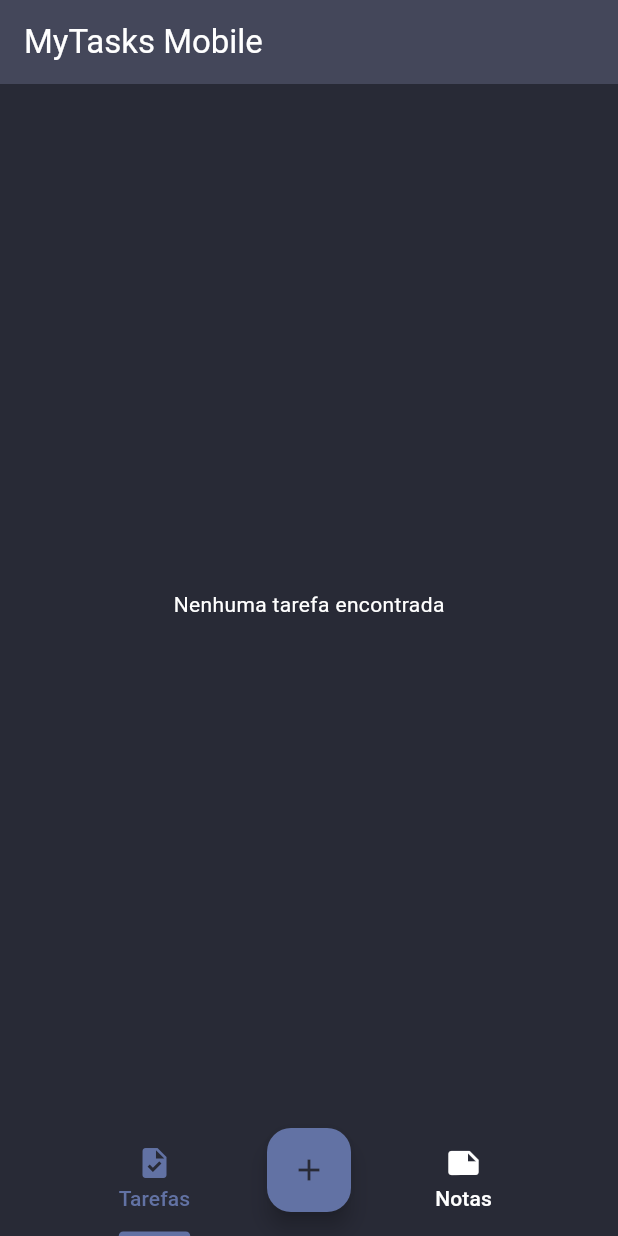
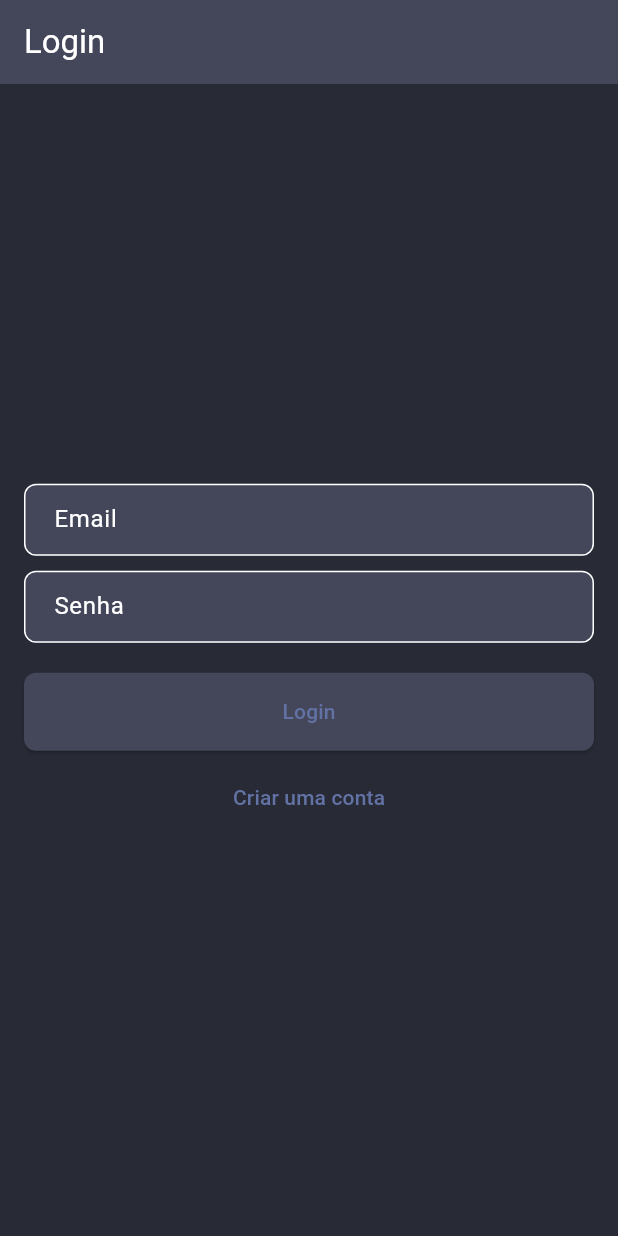
Before and after one commit to Gabriel1011/MyTasks, a Flutter app: the screen it shows after launch, on a phone screen of 412 x 824 dp. Run offline on Flutter 3.47's test engine with Material 3 defaults, Android fonts, the phone set to English and light mode, and no system bars; our stand-ins replace cloud_firestore, firebase_auth, firebase_core, shared_preferences; missing offline and left inert: system_tray, window_manager; accounts and stored records are empty; generated files the repository leaves out were written again.

Commit message:
Feature: Implementação do login com Firebase
- Integração completa do login e logout com Firebase
- Armazenamento do userId do Firebase em preferências compartilhadas
- Verificação da autenticação do usuário utilizando o userId armazenado

```diff
--- a/lib/main.dart
+++ b/lib/main.dart
@@ -1,13 +1,18 @@
 import 'package:flutter/material.dart';
 import 'package:my_tasks_app/desktop_app/screens/home_screen_desktop.dart';
 import 'package:my_tasks_app/mobile_app/screens/home_screen_mobile.dart';
+import 'package:my_tasks_app/shared/screems/auth_screen.dart';
+import 'package:my_tasks_app/shared/services/auth_service.dart';
 import 'package:my_tasks_app/shared/services/platform_service.dart';
+import 'package:my_tasks_app/shared/themes/dracula_theme.dart';
+import 'package:my_tasks_app/shared/utils/shared_preferences_service.dart';
 import '../shared/services/firebase_service.dart';
 
 void main() async {
   WidgetsFlutterBinding.ensureInitialized();
   await FirebaseService.initialize();
   await PlatformService.initialize();
+  await SharedPreferencesService.init();
   runApp(const MyApp());
 }
 
@@ -15,29 +20,17 @@ class MyApp extends StatelessWidget {
   const MyApp({super.key});
 
   @override
-  Widget build(BuildContext context) {
+  build(BuildContext context) {
     return MaterialApp(
       title: 'MyTasks Desktop',
-      theme: ThemeData(
-        brightness: Brightness.dark,
-        primaryColor: const Color(0xFF6272A4),
-        scaffoldBackgroundColor: const Color(0xFF282A36),
-        appBarTheme: const AppBarTheme(
-          backgroundColor: Color(0xFF44475A),
-        ),
-        floatingActionButtonTheme: const FloatingActionButtonThemeData(
-          foregroundColor: Color(0xFF282A36),
-        ),
-        colorScheme: const ColorScheme.dark(
-          primary: Color(0xFF6272A4),
-          secondary: Color(0xFFFF79C6),
-          surface: Color(0xFF44475A),
-          error: Color(0xFFFF5555),
-        ),
-      ),
-      home: PlatformService.isDesktop
-          ? const HomeScreenDesktop()
-          : const HomeScreenMobile(),
+      theme: DRACULA_THEME,
+      initialRoute: AuthService().isAuthenticated() ? '/home' : '/auth',
+      routes: {
+        '/auth': (context) => const AuthScreen(),
+        '/home': (context) => PlatformService.isDesktop
+            ? const HomeScreenDesktop()
+            : const HomeScreenMobile(),
+      },
     );
   }
 }
--- /dev/null
+++ b/lib/shared/screems/auth_screen.dart
@@ -0,0 +1,94 @@
+import 'package:flutter/material.dart';
+import 'package:firebase_auth/firebase_auth.dart';
+import 'package:my_tasks_app/shared/services/auth_service.dart';
+import 'package:my_tasks_app/shared/services/platform_service.dart';
+import 'package:window_manager/window_manager.dart';
+
+class AuthScreen extends StatefulWidget {
+  const AuthScreen({super.key});
+
+  @override
+  AuthScreenState createState() => AuthScreenState();
+}
+
+class AuthScreenState extends State<AuthScreen> {
+  final AuthService _auth = AuthService();
+  final TextEditingController _emailController = TextEditingController();
+  final TextEditingController _passwordController = TextEditingController();
+  bool _isLogin = true;
+
+  Future<void> _submitForm() async {
+    try {
+      var function = _isLogin ? _auth.loginUsuario : _auth.createUser;
+      await function(
+        _emailController.text,
+        _passwordController.text,
+      );
+
+      Navigator.of(context).pushReplacementNamed('/home');
+    } catch (e) {
+      showDialog(
+          context: context,
+          builder: (context) {
+            return AlertDialog(
+              title: Text('Erro'),
+              content: Text('Erro ao realizar o login ou cadastro.'),
+              actions: [
+                TextButton(
+                  onPressed: () => Navigator.of(context).pop(),
+                  child: Text('OK'),
+                ),
+              ],
+            );
+          });
+    }
+  }
+
+  @override
+  Widget build(BuildContext context) {
+    return Scaffold(
+      appBar: PreferredSize(
+        preferredSize: Size.fromHeight(56),
+        child: GestureDetector(
+          onPanStart: (_) =>
+              PlatformService.isDesktop ? windowManager.startDragging() : () {},
+          child: AppBar(
+            title: Text(_isLogin ? 'Login' : 'Cadastro'),
+          ),
+        ),
+      ),
+      body: Padding(
+        padding: EdgeInsets.all(16.0),
+        child: Column(
+          mainAxisAlignment: MainAxisAlignment.center,
+          children: [
+            TextField(
+              controller: _emailController,
+              decoration: InputDecoration(labelText: 'Email'),
+            ),
+            SizedBox(height: 10),
+            TextField(
+              controller: _passwordController,
+              decoration: InputDecoration(labelText: 'Senha'),
+              obscureText: true,
+            ),
+            SizedBox(height: 20),
+            ElevatedButton(
+              onPressed: _submitForm,
+              child: Text(_isLogin ? 'Login' : 'Cadastrar'),
+            ),
+            SizedBox(height: 5),
+            TextButton(
+              onPressed: () {
+                setState(() {
+                  _isLogin = !_isLogin;
+                });
+              },
+              child: Text(_isLogin ? 'Criar uma conta' : 'Já tenho uma conta'),
+            ),
+          ],
+        ),
+      ),
+    );
+  }
+}
--- /dev/null
+++ b/lib/shared/services/auth_service.dart
@@ -0,0 +1,35 @@
+import 'package:firebase_auth/firebase_auth.dart';
+import 'package:my_tasks_app/shared/utils/shared_preferences_service.dart';
+
+class AuthService {
+  final FirebaseAuth _auth = FirebaseAuth.instance;
+
+  Future<UserCredential> createUser(String email, String senha) async {
+    return await _auth.createUserWithEmailAndPassword(
+      email: email,
+      password: senha,
+    );
+  }
+
+  Future<UserCredential> loginUsuario(String email, String senha) async {
+    var userCredential = await _auth.signInWithEmailAndPassword(
+      email: email,
+      password: senha,
+    );
+
+    await SharedPreferencesService.setString(
+        'userId', userCredential.user!.uid);
+
+    return userCredential;
+  }
+
+  Future<void> logout() async {
+    await _auth.signOut();
+    await SharedPreferencesService.remove('userId');
+  }
+
+  bool isAuthenticated() {
+    var userId = SharedPreferencesService.getString('userId');
+    return userId != null;
+  }
+}
--- /dev/null
+++ b/lib/shared/themes/dracula_theme.dart
@@ -0,0 +1,64 @@
+import 'package:flutter/material.dart';
+
+var DRACULA_THEME = ThemeData(
+    brightness: Brightness.dark,
+    primaryColor: const Color(0xFF6272A4),
+    scaffoldBackgroundColor: const Color(0xFF282A36),
+    appBarTheme: const AppBarTheme(
+      backgroundColor: Color(0xFF44475A),
+    ),
+    floatingActionButtonTheme: const FloatingActionButtonThemeData(
+      foregroundColor: Color(0xFF282A36),
+    ),
+    colorScheme: const ColorScheme.dark(
+      primary: Color(0xFF6272A4),
+      secondary: Color(0xFFFF79C6),
+      surface: Color(0xFF44475A),
+      error: Color(0xFFFF5555),
+    ),
+    elevatedButtonTheme: ElevatedButtonThemeData(
+      style: ElevatedButton.styleFrom(
+        shape: RoundedRectangleBorder(
+          borderRadius: BorderRadius.circular(8),
+        ),
+        padding: const EdgeInsets.symmetric(vertical: 16, horizontal: 24),
+        minimumSize: const Size(double.infinity, 50),
+      ),
+    ),
+    textButtonTheme: TextButtonThemeData(
+      style: TextButton.styleFrom(
+        shape: RoundedRectangleBorder(
+          borderRadius: BorderRadius.circular(8),
+        ),
+        padding: const EdgeInsets.symmetric(vertical: 16, horizontal: 24),
+        minimumSize: const Size(40, 50),
+      ),
+    ),
+    inputDecorationTheme: InputDecorationTheme(
+      border: OutlineInputBorder(
+        borderRadius: BorderRadius.circular(8),
+      ),
+      focusedBorder: OutlineInputBorder(
+        borderRadius: BorderRadius.circular(8),
+        // ignore: prefer_const_constructors
+        borderSide: BorderSide(color: Colors.white),
+      ),
+      filled: true,
+      contentPadding: const EdgeInsets.symmetric(horizontal: 16, vertical: 12),
+    ),
+    dialogTheme: DialogTheme(
+      shape: RoundedRectangleBorder(
+        borderRadius: BorderRadius.circular(8),
+      ),
+      backgroundColor: const Color(0xFF44475A),
+      titleTextStyle: const TextStyle(
+        color: Colors.white,
+        fontSize: 18,
+        fontWeight: FontWeight.bold,
+      ),
+      contentTextStyle: const TextStyle(
+        color: Colors.white,
+        fontSize: 14,
+      ),
+      actionsPadding: const EdgeInsets.symmetric(horizontal: 16, vertical: 8),
+    ));
--- /dev/null
+++ b/lib/shared/utils/shared_preferences_service.dart
@@ -0,0 +1,33 @@
+import 'package:shared_preferences/shared_preferences.dart';
+
+class SharedPreferencesService {
+  static SharedPreferences? _prefs;
+
+  static Future<void> init() async {
+    _prefs = await SharedPreferences.getInstance();
+  }
+
+  static Future<bool> setString(String key, String value) async {
+    return await _prefs?.setString(key, value) ?? false;
+  }
+
+  static String? getString(String key) {
+    return _prefs?.getString(key);
+  }
+
+  static Future<bool> setBool(String key, bool value) async {
+    return await _prefs?.setBool(key, value) ?? false;
+  }
+
+  static bool? getBool(String key) {
+    return _prefs?.getBool(key);
+  }
+
+  static Future<bool> remove(String key) async {
+    return await _prefs?.remove(key) ?? false;
+  }
+
+  static Future<bool> clear() async {
+    return await _prefs?.clear() ?? false;
+  }
+}
--- a/pubspec.yaml
+++ b/pubspec.yaml
@@ -39,6 +39,8 @@ dependencies:
   firebase_core: ^3.1.1
   cloud_firestore: ^5.0.2
   system_tray: ^2.0.3
+  firebase_auth: ^5.1.3
+  shared_preferences: ^2.3.1
 
   # The following adds the Cupertino Icons font to your application.
   # Use with the CupertinoIcons class for iOS style icons.
```
Also changed, not shown: lib/desktop_app/screens/home_screen_desktop.dart (+5 -4 lines), lib/shared/widgets/app_floating_action.dart (+6 -3 lines), lib/shared/widgets/logout_buttom.dart (added, +20 -0 lines), pubspec.lock, 2 other files.
